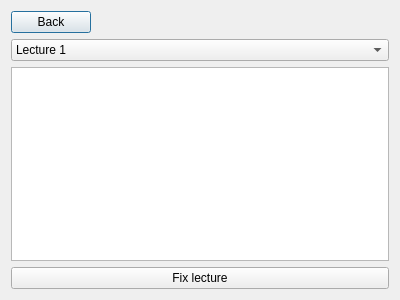
Old version of the form fixlecture.ui in the repository ValeriaGrigoruants/Platform-for-learning-programming.
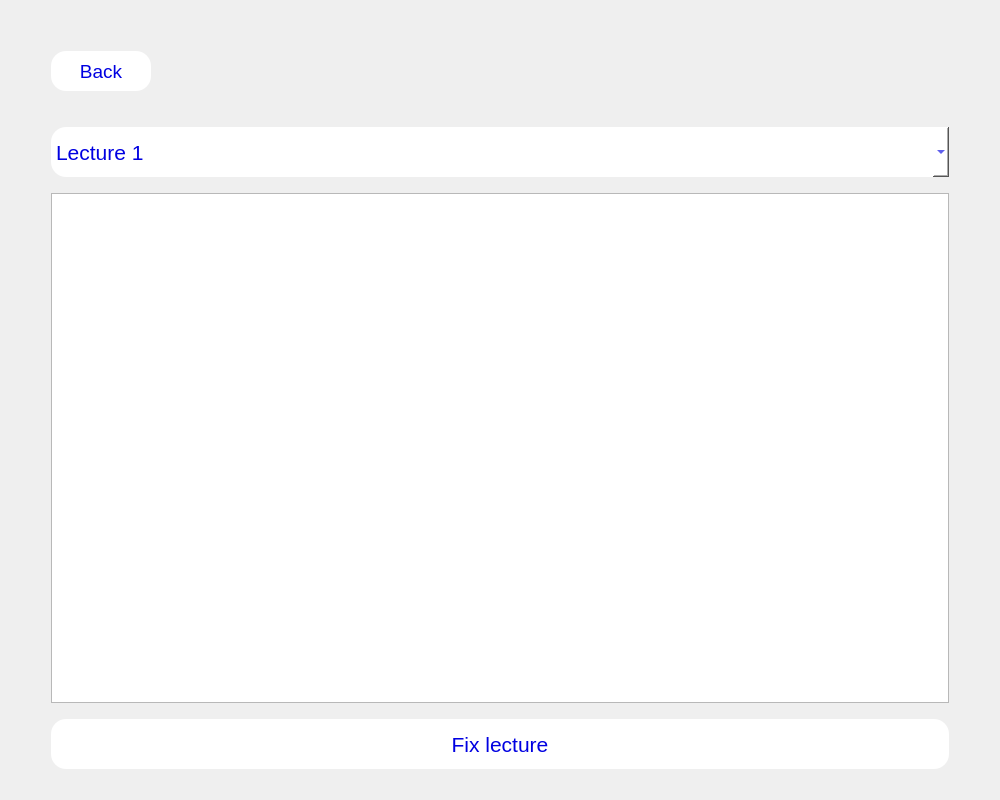
New version of the form.

The edit to the form file:
```diff
--- a/fixlecture.ui
+++ b/fixlecture.ui
@@ -6,27 +6,75 @@
    <rect>
     <x>0</x>
     <y>0</y>
-    <width>400</width>
-    <height>300</height>
+    <width>1000</width>
+    <height>800</height>
    </rect>
   </property>
   <property name="windowTitle">
    <string>Dialog</string>
   </property>
   <layout class="QVBoxLayout" name="verticalLayout">
+   <item>
+    <spacer name="verticalSpacer_4">
+     <property name="orientation">
+      <enum>Qt::Vertical</enum>
+     </property>
+     <property name="sizeType">
+      <enum>QSizePolicy::Fixed</enum>
+     </property>
+     <property name="sizeHint" stdset="0">
+      <size>
+       <width>20</width>
+       <height>40</height>
+      </size>
+     </property>
+    </spacer>
+   </item>
    <item>
     <layout class="QHBoxLayout" name="horizontalLayout">
      <property name="topMargin">
       <number>0</number>
      </property>
+     <item>
+      <spacer name="horizontalSpacer_4">
+       <property name="orientation">
+        <enum>Qt::Horizontal</enum>
+       </property>
+       <property name="sizeType">
+        <enum>QSizePolicy::Fixed</enum>
+       </property>
+       <property name="sizeHint" stdset="0">
+        <size>
+         <width>40</width>
+         <height>20</height>
+        </size>
+       </property>
+      </spacer>
+     </item>
      <item>
       <widget class="QPushButton" name="back">
        <property name="sizePolicy">
-        <sizepolicy hsizetype="Maximum" vsizetype="Fixed">
+        <sizepolicy hsizetype="Fixed" vsizetype="Fixed">
          <horstretch>0</horstretch>
          <verstretch>0</verstretch>
         </sizepolicy>
        </property>
+       <property name="minimumSize">
+        <size>
+         <width>100</width>
+         <height>40</height>
+        </size>
+       </property>
+       <property name="cursor">
+        <cursorShape>PointingHandCursor</cursorShape>
+       </property>
+       <property name="styleSheet">
+        <string notr="true">#back {
+	font: 14pt;
+color: rgb(0, 0, 225);
+border-radius: 15px;
+background-color: rgb(255, 255, 255)}</string>
+       </property>
        <property name="text">
         <string>Back</string>
        </property>
@@ -48,47 +96,205 @@
     </layout>
    </item>
    <item>
-    <widget class="QComboBox" name="choose">
-     <item>
-      <property name="text">
-       <string>Lecture 1</string>
-      </property>
+    <layout class="QGridLayout" name="gridLayout">
+     <property name="topMargin">
+      <number>10</number>
+     </property>
+     <item row="1" column="0">
+      <spacer name="horizontalSpacer_2">
+       <property name="orientation">
+        <enum>Qt::Horizontal</enum>
+       </property>
+       <property name="sizeType">
+        <enum>QSizePolicy::Fixed</enum>
+       </property>
+       <property name="sizeHint" stdset="0">
+        <size>
+         <width>40</width>
+         <height>20</height>
+        </size>
+       </property>
+      </spacer>
      </item>
-     <item>
-      <property name="text">
-       <string>Lecture 2</string>
-      </property>
+     <item row="6" column="1">
+      <spacer name="verticalSpacer_3">
+       <property name="orientation">
+        <enum>Qt::Vertical</enum>
+       </property>
+       <property name="sizeType">
+        <enum>QSizePolicy::Fixed</enum>
+       </property>
+       <property name="sizeHint" stdset="0">
+        <size>
+         <width>20</width>
+         <height>20</height>
+        </size>
+       </property>
+      </spacer>
      </item>
-     <item>
-      <property name="text">
-       <string>Lecture 3</string>
-      </property>
+     <item row="2" column="1">
+      <spacer name="verticalSpacer">
+       <property name="orientation">
+        <enum>Qt::Vertical</enum>
+       </property>
+       <property name="sizeType">
+        <enum>QSizePolicy::Fixed</enum>
+       </property>
+       <property name="sizeHint" stdset="0">
+        <size>
+         <width>20</width>
+         <height>10</height>
+        </size>
+       </property>
+      </spacer>
      </item>
-     <item>
-      <property name="text">
-       <string>Lecture 4</string>
-      </property>
+     <item row="1" column="2">
+      <spacer name="horizontalSpacer_3">
+       <property name="orientation">
+        <enum>Qt::Horizontal</enum>
+       </property>
+       <property name="sizeType">
+        <enum>QSizePolicy::Fixed</enum>
+       </property>
+       <property name="sizeHint" stdset="0">
+        <size>
+         <width>40</width>
+         <height>20</height>
+        </size>
+       </property>
+      </spacer>
      </item>
-    </widget>
-   </item>
-   <item>
-    <widget class="QTextEdit" name="text">
-     <property name="html">
-      <string>&lt;!DOCTYPE HTML PUBLIC &quot;-//W3C//DTD HTML 4.0//EN&quot; &quot;http://www.w3.org/TR/REC-html40/strict.dtd&quot;&gt;
+     <item row="4" column="1">
+      <spacer name="verticalSpacer_2">
+       <property name="orientation">
+        <enum>Qt::Vertical</enum>
+       </property>
+       <property name="sizeType">
+        <enum>QSizePolicy::Fixed</enum>
+       </property>
+       <property name="sizeHint" stdset="0">
+        <size>
+         <width>20</width>
+         <height>10</height>
+        </size>
+       </property>
+      </spacer>
+     </item>
+     <item row="5" column="1">
+      <widget class="QPushButton" name="fix">
+       <property name="minimumSize">
+        <size>
+         <width>0</width>
+         <height>50</height>
+        </size>
+       </property>
+       <property name="cursor">
+        <cursorShape>PointingHandCursor</cursorShape>
+       </property>
+       <property name="styleSheet">
+        <string notr="true">#fix {
+	font: 16pt;
+color: rgb(0, 0, 225);
+border-radius: 15px;
+background-color: rgb(255, 255, 255)}</string>
+       </property>
+       <property name="text">
+        <string>Fix lecture</string>
+       </property>
+      </widget>
+     </item>
+     <item row="3" column="1">
+      <widget class="QTextEdit" name="text">
+       <property name="font">
+        <font>
+         <pointsize>12</pointsize>
+        </font>
+       </property>
+       <property name="cursor" stdset="0">
+        <cursorShape>IBeamCursor</cursorShape>
+       </property>
+       <property name="html">
+        <string>&lt;!DOCTYPE HTML PUBLIC &quot;-//W3C//DTD HTML 4.0//EN&quot; &quot;http://www.w3.org/TR/REC-html40/strict.dtd&quot;&gt;
 &lt;html&gt;&lt;head&gt;&lt;meta name=&quot;qrichtext&quot; content=&quot;1&quot; /&gt;&lt;style type=&quot;text/css&quot;&gt;
 p, li { white-space: pre-wrap; }
-&lt;/style&gt;&lt;/head&gt;&lt;body style=&quot; font-family:'MS Shell Dlg 2'; font-size:7.8pt; font-weight:400; font-style:normal;&quot;&gt;
-&lt;p style=&quot;-qt-paragraph-type:empty; margin-top:0px; margin-bottom:0px; margin-left:0px; margin-right:0px; -qt-block-indent:0; text-indent:0px;&quot;&gt;&lt;br /&gt;&lt;/p&gt;
-&lt;p style=&quot;-qt-paragraph-type:empty; margin-top:0px; margin-bottom:0px; margin-left:0px; margin-right:0px; -qt-block-indent:0; text-indent:0px;&quot;&gt;&lt;br /&gt;&lt;/p&gt;&lt;/body&gt;&lt;/html&gt;</string>
-     </property>
-    </widget>
-   </item>
-   <item>
-    <widget class="QPushButton" name="fix">
-     <property name="text">
-      <string>Fix lecture</string>
-     </property>
-    </widget>
+&lt;/style&gt;&lt;/head&gt;&lt;body style=&quot; font-family:'MS Shell Dlg 2'; font-size:12pt; font-weight:400; font-style:normal;&quot;&gt;
+&lt;p style=&quot;-qt-paragraph-type:empty; margin-top:0px; margin-bottom:0px; margin-left:0px; margin-right:0px; -qt-block-indent:0; text-indent:0px; font-size:7.8pt;&quot;&gt;&lt;br /&gt;&lt;/p&gt;
+&lt;p style=&quot;-qt-paragraph-type:empty; margin-top:0px; margin-bottom:0px; margin-left:0px; margin-right:0px; -qt-block-indent:0; text-indent:0px; font-size:7.8pt;&quot;&gt;&lt;br /&gt;&lt;/p&gt;&lt;/body&gt;&lt;/html&gt;</string>
+       </property>
+      </widget>
+     </item>
+     <item row="1" column="1">
+      <widget class="QComboBox" name="choose">
+       <property name="sizePolicy">
+        <sizepolicy hsizetype="Preferred" vsizetype="Maximum">
+         <horstretch>0</horstretch>
+         <verstretch>1</verstretch>
+        </sizepolicy>
+       </property>
+       <property name="minimumSize">
+        <size>
+         <width>0</width>
+         <height>50</height>
+        </size>
+       </property>
+       <property name="sizeIncrement">
+        <size>
+         <width>0</width>
+         <height>0</height>
+        </size>
+       </property>
+       <property name="cursor">
+        <cursorShape>PointingHandCursor</cursorShape>
+       </property>
+       <property name="styleSheet">
+        <string notr="true">#choose {
+	font: 16pt;
+color: rgb(0, 0, 225);
+border-radius: 15px;
+background-color: rgb(255, 255, 255)}</string>
+       </property>
+       <property name="maxVisibleItems">
+        <number>10</number>
+       </property>
+       <item>
+        <property name="text">
+         <string>Lecture 1</string>
+        </property>
+       </item>
+       <item>
+        <property name="text">
+         <string>Lecture 2</string>
+        </property>
+       </item>
+       <item>
+        <property name="text">
+         <string>Lecture 3</string>
+        </property>
+       </item>
+       <item>
+        <property name="text">
+         <string>Lecture 4</string>
+        </property>
+       </item>
+      </widget>
+     </item>
+     <item row="0" column="1">
+      <spacer name="verticalSpacer_5">
+       <property name="orientation">
+        <enum>Qt::Vertical</enum>
+       </property>
+       <property name="sizeType">
+        <enum>QSizePolicy::Fixed</enum>
+       </property>
+       <property name="sizeHint" stdset="0">
+        <size>
+         <width>20</width>
+         <height>20</height>
+        </size>
+       </property>
+      </spacer>
+     </item>
+    </layout>
    </item>
   </layout>
  </widget>
```
